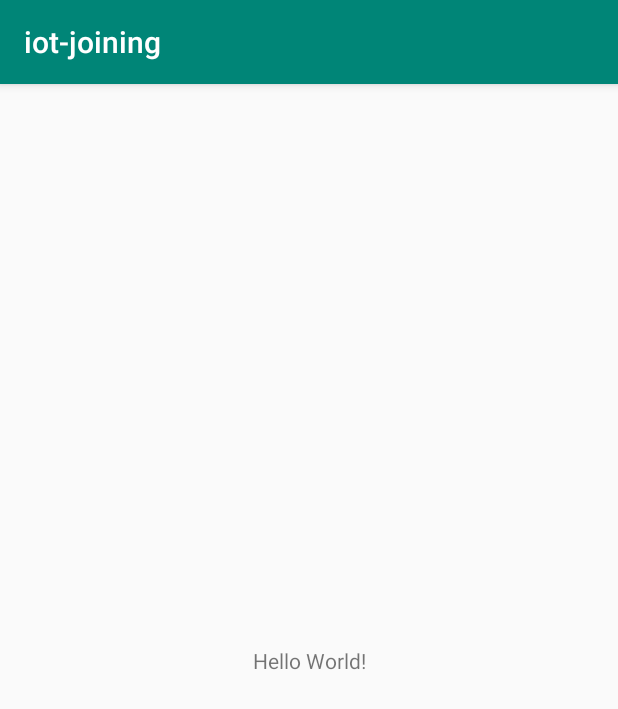
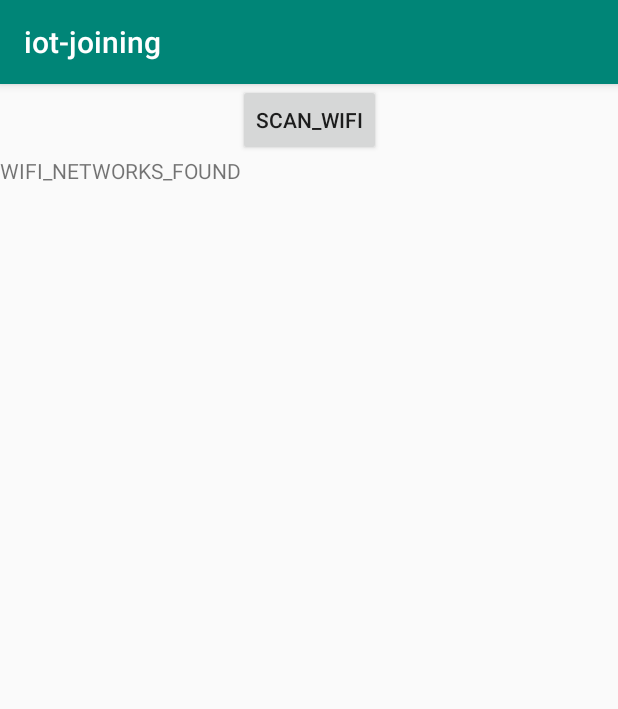
Before and after one commit to decentralised-home-automation-protocol/DHAP-ESP8266, an Android app: the screen it shows after launch (MainActivity), on a phone screen of 412 x 824 dp. Shown: the top 709 px of the screen. Run offline under Robolectric (Android 15) with nearby library versions, the phone set to English and light mode, and no system bars.

Commit message:
Now enables wifi and connects to a device when button is pressed.

```diff
--- a/app/src/main/res/layout/activity_main.xml
+++ b/app/src/main/res/layout/activity_main.xml
@@ -6,13 +6,48 @@
     android:layout_height="match_parent"
     tools:context=".MainActivity">
 
-    <TextView
-        android:layout_width="wrap_content"
-        android:layout_height="wrap_content"
-        android:text="Hello World!"
-        app:layout_constraintBottom_toBottomOf="parent"
-        app:layout_constraintLeft_toLeftOf="parent"
-        app:layout_constraintRight_toRightOf="parent"
-        app:layout_constraintTop_toTopOf="parent" />
+    <LinearLayout
+        android:layout_width="match_parent"
+        android:layout_height="match_parent"
+        android:orientation="vertical">
+
+        <android.support.constraint.ConstraintLayout
+            android:layout_width="match_parent"
+            android:layout_height="wrap_content">
+
+            <Button
+                android:id="@+id/scan_wifi"
+                android:layout_width="wrap_content"
+                android:layout_height="wrap_content"
+                android:layout_marginStart="160dp"
+                android:layout_marginEnd="159dp"
+                android:onClick="scanWiFI"
+                android:text="@string/scan_wifi"
+                app:layout_constraintBottom_toBottomOf="parent"
+                app:layout_constraintEnd_toEndOf="parent"
+                app:layout_constraintStart_toStartOf="parent"
+                app:layout_constraintTop_toTopOf="parent" />
+        </android.support.constraint.ConstraintLayout>
+
+        <ScrollView
+            android:layout_width="match_parent"
+            android:layout_height="match_parent">
+
+            <LinearLayout
+                android:id="@+id/found_networks"
+                android:layout_width="match_parent"
+                android:layout_height="wrap_content"
+                android:orientation="vertical">
+
+                <TextView
+                    android:id="@+id/networks"
+                    android:layout_width="match_parent"
+                    android:layout_height="wrap_content"
+                    android:text="@string/wifi_networks_found"
+                    app:textAllCaps="true" />
+            </LinearLayout>
+        </ScrollView>
+
+    </LinearLayout>
 
 </android.support.constraint.ConstraintLayout>
--- a/app/src/main/res/values/strings.xml
+++ b/app/src/main/res/values/strings.xml
@@ -1,3 +1,5 @@
 <resources>
     <string name="app_name">iot-joining</string>
+    <string name="scan_wifi">scan_wifi</string>
+    <string name="wifi_networks_found">wifi_networks_found</string>
 </resources>
```
Also changed, not shown: app/src/main/java/com/example/iot_joining/MainActivity.java (+33 -2 lines).
